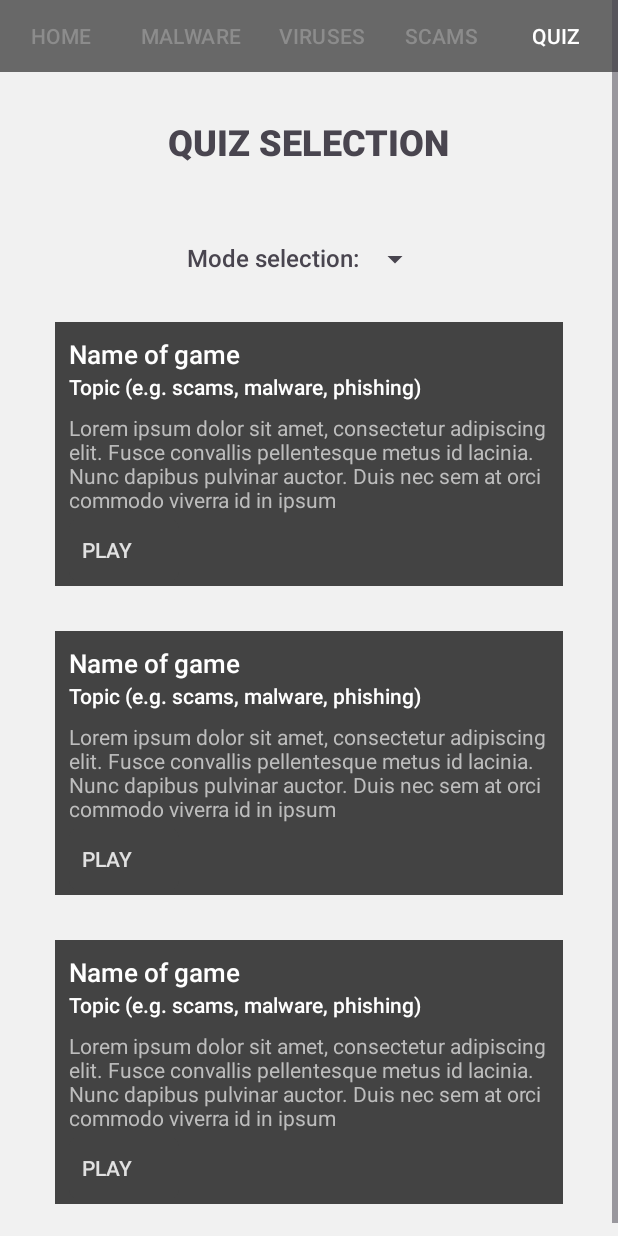
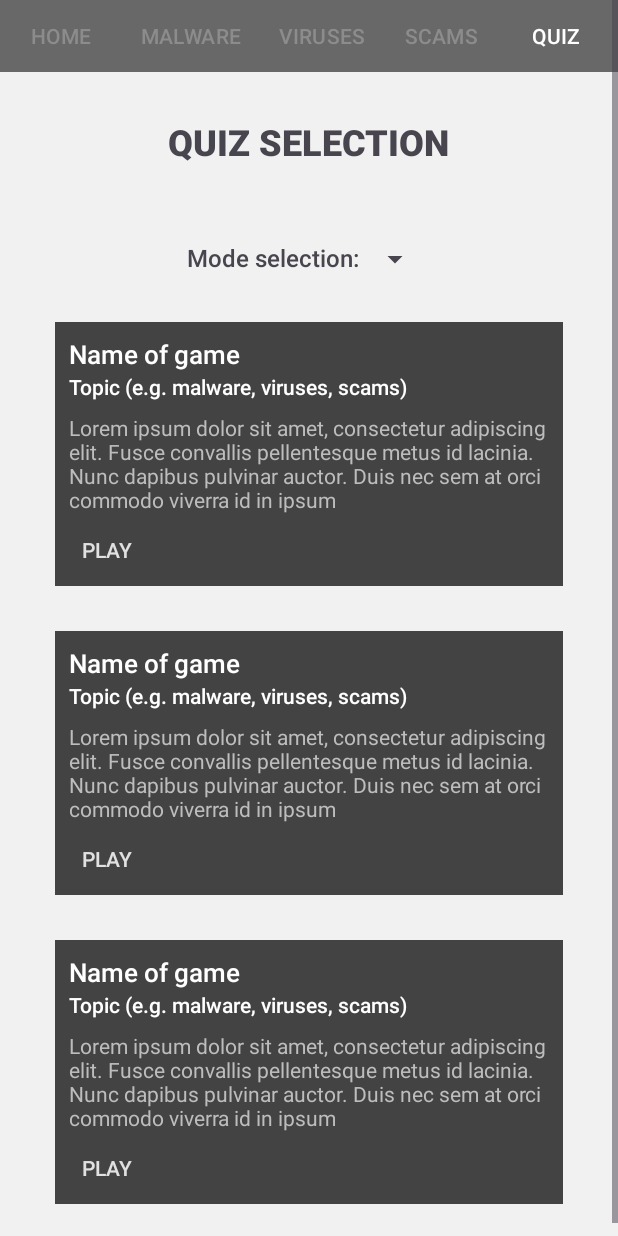
Before and after one commit to fer-aldog/CyberAttackLearning, an Android app: the QuizActivity screen opened directly, with no data from a screen before it, on a phone screen of 412 x 824 dp. Run offline under Robolectric (Android 15) with nearby library versions, the light colour scheme and no system bars; 2 statements that could not run were skipped.

```diff
--- a/app/build.gradle.kts
+++ b/app/build.gradle.kts
@@ -36,4 +36,6 @@ dependencies {
     testImplementation("junit:junit:4.13.2")
     androidTestImplementation("androidx.test.ext:junit:1.1.5")
     androidTestImplementation("androidx.test.espresso:espresso-core:3.5.1")
+
+    implementation("androidx.viewpager2:viewpager2:1.0.0")
 }
--- a/app/src/main/res/layout/activity_home.xml
+++ b/app/src/main/res/layout/activity_home.xml
@@ -148,4 +148,5 @@
 
         </LinearLayout>
     </LinearLayout>
+
 </LinearLayout>
--- a/app/src/main/res/layout/activity_quiz.xml
+++ b/app/src/main/res/layout/activity_quiz.xml
@@ -147,7 +147,7 @@
                         android:layout_width="wrap_content"
                         android:layout_height="wrap_content"
                         android:fontFamily="sans-serif-medium"
-                        android:text="Topic (e.g. scams, malware, phishing)"
+                        android:text="Topic (e.g. malware, viruses, scams)"
                         android:textColor="@color/white"
                         android:textSize="14sp" />
 
@@ -215,7 +215,7 @@
                         android:layout_width="wrap_content"
                         android:layout_height="wrap_content"
                         android:fontFamily="sans-serif-medium"
-                        android:text="Topic (e.g. scams, malware, phishing)"
+                        android:text="Topic (e.g. malware, viruses, scams)"
                         android:textColor="@color/white"
                         android:textSize="14sp" />
 
@@ -284,7 +284,7 @@
                         android:layout_width="wrap_content"
                         android:layout_height="wrap_content"
                         android:fontFamily="sans-serif-medium"
-                        android:text="Topic (e.g. scams, malware, phishing)"
+                        android:text="Topic (e.g. malware, viruses, scams)"
                         android:textColor="@color/white"
                         android:textSize="14sp" />
 
```
Also changed, not shown: app/src/main/res/values/creamthemes.xml (added, +27 -0 lines).
